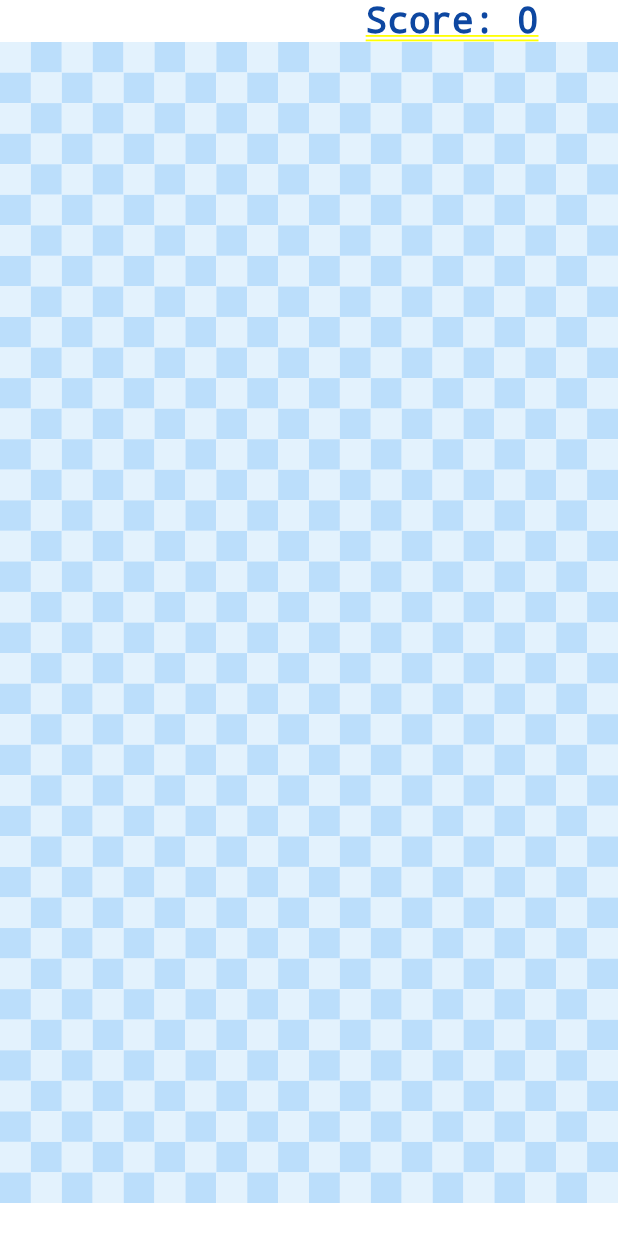
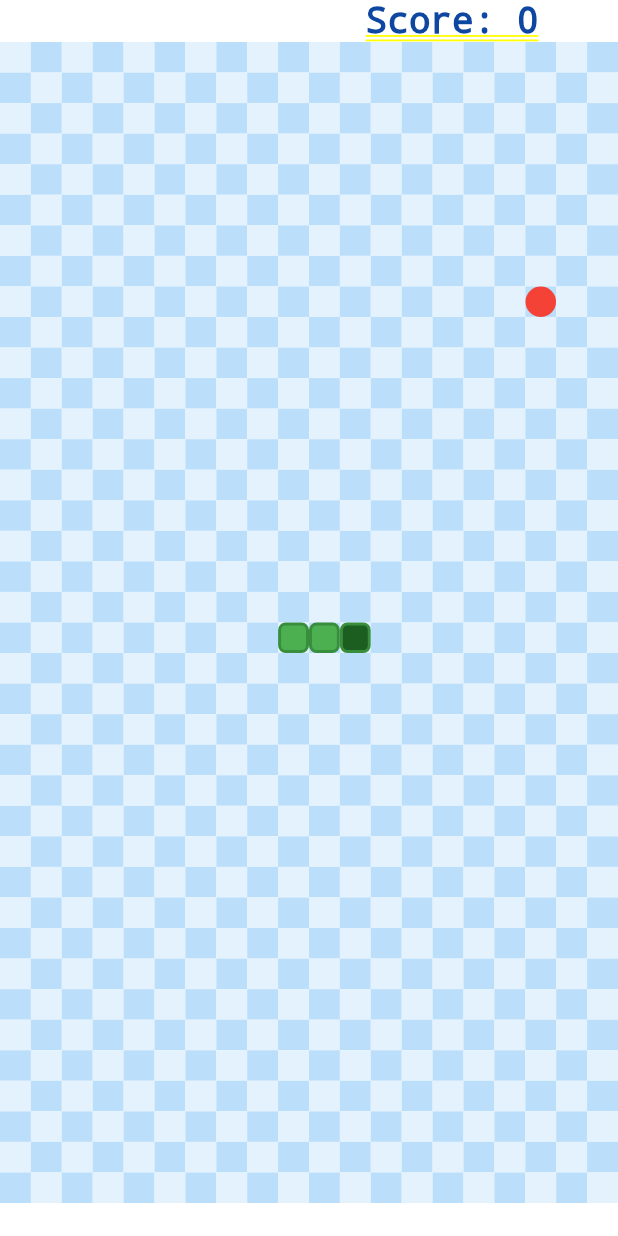
Before and after one commit to vssenko/flutter-snake, a Flutter app: the screen it shows after launch, after a tap on "New Game", on a phone screen of 412 x 824 dp. Run offline on Flutter 3.47's test engine with Material 2 defaults, Android fonts, the phone set to English and light mode, and no system bars.

Commit message:
Fix field creation.

```diff
--- a/lib/screens/game/field.dart
+++ b/lib/screens/game/field.dart
@@ -35,9 +35,10 @@ class Field extends StatelessWidget {
       index++;
       for (var column = 0; column < gameEngine.xSize; column++) {
         index++;
-        rowWidgets.add(_buildSquare(
+        var cellContent = _buildSquare(
             content: gameEngine.getSquareContent(x: column, y: row),
-            light: index % 2 == 0));
+            light: index % 2 == 0);
+        rowWidgets.add(cellContent);
       }
 
       rows.add(Row(children: rowWidgets));
@@ -96,7 +97,7 @@ class _SnakeHead extends StatelessWidget {
       decoration: BoxDecoration(
           color: snakeHeadColor,
           border: Border.all(color: snakeBorderColor!, width: 2),
-          borderRadius: const BorderRadius.all(Radius.circular(20))),
+          borderRadius: const BorderRadius.all(Radius.circular(5))),
     );
   }
 }
@@ -113,7 +114,7 @@ class _SnakeBody extends StatelessWidget {
       decoration: BoxDecoration(
           color: snakeBodyColor,
           border: Border.all(color: snakeBorderColor!, width: 2),
-          borderRadius: const BorderRadius.all(Radius.circular(20))),
+          borderRadius: const BorderRadius.all(Radius.circular(5))),
     );
   }
 }
--- a/lib/screens/game/game.dart
+++ b/lib/screens/game/game.dart
@@ -28,9 +28,11 @@ class _GameScreenState extends State<GameScreen> {
           setState(() {
             var newSettings = calculateFieldsettings(context);
             fieldSettings = newSettings;
-            gameEngine = SnakeGameEngine(
+            var newGameEngine = SnakeGameEngine(
                 xSize: newSettings.widthSquares,
                 ySize: newSettings.heightSquares);
+            newGameEngine.initializeGame();
+            gameEngine = newGameEngine;
           });
         }
       });
--- a/lib/screens/game/game_engine.dart
+++ b/lib/screens/game/game_engine.dart
@@ -28,12 +28,16 @@ class SnakeGameEngine {
 
   resetField() {
     score = 0;
-    _field = List.filled(ySize, List.filled(xSize, SquareContent.empty));
+    _field = [];
+    for (var y = 0; y < ySize; y++) {
+      _field.add(List.filled(xSize, SquareContent.empty));
+    }
   }
 
   initializeSnake() {
     var middleRow = (ySize / 2).round();
     var middleColumn = (xSize / 2).round();
+    _field[middleRow][middleColumn - 1] = SquareContent.snakeBody;
     _field[middleRow][middleColumn] = SquareContent.snakeBody;
     _field[middleRow][middleColumn + 1] = SquareContent.snakeHead;
   }
@@ -54,6 +58,8 @@ class SnakeGameEngine {
 
   initializeGame() {
     resetField();
+    initializeSnake();
+    createBait();
   }
 
   getSquareContent({required int x, required int y}) {
```
